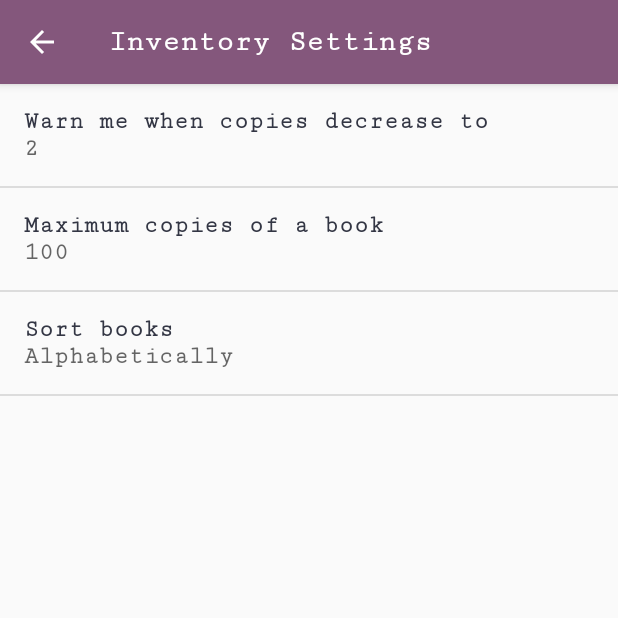
After one commit to eovka/BookInventory, an Android app: the SettingsActivity screen opened directly, with no data from a screen before it, on a phone screen of 412 x 824 dp, the top half of it. The commit adds this screen. Run offline under Robolectric (Android 15) with nearby library versions, the phone set to English and light mode, and no system bars.

Commit message:
Settings added

```diff
--- a/app/src/main/java/pl/pisze_czytam/bookinventory/MainActivity.java
+++ b/app/src/main/java/pl/pisze_czytam/bookinventory/MainActivity.java
@@ -49,6 +49,9 @@ public class MainActivity extends AppCompatActivity {
                 return true;
             case R.id.add_supplier:
                 startActivity(new Intent(MainActivity.this, SupplierEditor.class));
+                return true;
+            case R.id.setting:
+                startActivity(new Intent(MainActivity.this, SettingsActivity.class));
                 return true;
             case R.id.delete_data:
                 showDeleteDialog();
--- /dev/null
+++ b/app/src/main/java/pl/pisze_czytam/bookinventory/SettingsActivity.java
@@ -0,0 +1,56 @@
+package pl.pisze_czytam.bookinventory;
+
+import android.content.Context;
+import android.content.SharedPreferences;
+import android.os.Bundle;
+import android.preference.ListPreference;
+import android.preference.Preference;
+import android.preference.PreferenceFragment;
+import android.preference.PreferenceManager;
+import android.support.annotation.Nullable;
+import android.support.v7.app.AppCompatActivity;
+
+public class SettingsActivity extends AppCompatActivity {
+    @Override
+    protected void onCreate(@Nullable Bundle savedInstanceState) {
+        super.onCreate(savedInstanceState);
+        setContentView(R.layout.settings_activity);
+    }
+
+    public static class InventoryPreference extends PreferenceFragment implements Preference.OnPreferenceChangeListener {
+        @Override
+        public void onCreate(@Nullable Bundle savedInstanceState) {
+            super.onCreate(savedInstanceState);
+            addPreferencesFromResource(R.xml.settings_fragment);
+
+            String[] preferencesKeys = getResources().getStringArray(R.array.preferences_keys);
+            for (String key : preferencesKeys) {
+                Preference preference = findPreference(key);
+                bindSummaryToValue(preference);
+            }
+        }
+
+        private void bindSummaryToValue(Preference preference) {
+            preference.setOnPreferenceChangeListener(this);
+            SharedPreferences sharedPreferences = PreferenceManager.getDefaultSharedPreferences(preference.getContext());
+            String preferenceString = sharedPreferences.getString(preference.getKey(), "");
+            onPreferenceChange(preference, preferenceString);
+        }
+
+        @Override
+        public boolean onPreferenceChange(Preference preference, Object newValue) {
+            String stringValue = newValue.toString();
+            if (preference instanceof ListPreference) {
+                ListPreference listPreference = (ListPreference) preference;
+                int preferenceIndex = listPreference.findIndexOfValue(stringValue);
+                if (preferenceIndex >= 0) {
+                    CharSequence[] labels = listPreference.getEntries();
+                    preference.setSummary(labels[preferenceIndex]);
+                }
+            } else {
+                preference.setSummary(stringValue);
+            }
+            return true;
+        }
+    }
+}
--- a/app/src/main/java/pl/pisze_czytam/bookinventory/SupplierDetails.java
+++ b/app/src/main/java/pl/pisze_czytam/bookinventory/SupplierDetails.java
@@ -7,7 +7,6 @@ import android.database.Cursor;
 import android.databinding.DataBindingUtil;
 import android.net.Uri;
 import android.os.Bundle;
-import android.support.annotation.NonNull;
 import android.support.annotation.Nullable;
 import android.support.v4.app.LoaderManager;
 import android.support.v4.content.CursorLoader;
@@ -70,7 +69,7 @@ public class SupplierDetails extends AppCompatActivity implements LoaderManager.
 
     @Override
     public boolean onCreateOptionsMenu(Menu menu) {
-        getMenuInflater().inflate(R.menu.editor_menu, menu);
+        getMenuInflater().inflate(R.menu.details_menu, menu);
         return true;
     }
 
--- a/app/src/main/java/pl/pisze_czytam/bookinventory/SupplierEditor.java
+++ b/app/src/main/java/pl/pisze_czytam/bookinventory/SupplierEditor.java
@@ -15,7 +15,6 @@ import android.support.v4.content.Loader;
 import android.support.v7.app.AlertDialog;
 import android.support.v7.app.AppCompatActivity;
 import android.text.TextUtils;
-import android.view.Gravity;
 import android.view.Menu;
 import android.view.MenuItem;
 import android.view.MotionEvent;
@@ -70,7 +69,7 @@ public class SupplierEditor extends AppCompatActivity implements LoaderManager.L
 
     @Override
     public boolean onCreateOptionsMenu(Menu menu) {
-        getMenuInflater().inflate(R.menu.editor_menu, menu);
+        getMenuInflater().inflate(R.menu.details_menu, menu);
         return true;
     }
 
--- a/app/src/main/res/menu/catalog_menu.xml
+++ b/app/src/main/res/menu/catalog_menu.xml
@@ -19,7 +19,11 @@
     <item
         android:id="@+id/add_supplier"
         android:title="@string/add_supplier"
-        app:showAsAction="never"/>
+        app:showAsAction="never" />
+    <item
+        android:id="@+id/setting"
+        android:title="@string/settings"
+        app:showAsAction="never" />
     <item
         android:id="@+id/delete_data"
         android:title="@string/delete_all_data"
--- /dev/null
+++ b/app/src/main/res/values/arrays.xml
@@ -0,0 +1,16 @@
+<?xml version="1.0" encoding="utf-8"?>
+<resources>
+    <string-array name="sorting_labels">
+        <item>@string/sort_alphabetically_label</item>
+        <item>@string/sort_by_time_label</item>
+    </string-array>
+    <string-array name="sorting_keys">
+        <item>@string/sort_alphabetically_value</item>
+        <item>@string/sort_by_time_value</item>
+    </string-array>
+    <string-array name="preferences_keys">
+        <item>@string/warn_number_key</item>
+        <item>@string/max_stock_key</item>
+        <item>@string/sort_books_key</item>
+    </string-array>
+</resources>
--- a/app/src/main/res/values/strings.xml
+++ b/app/src/main/res/values/strings.xml
@@ -1,4 +1,4 @@
-<resources>
+<resources xmlns:xliff="urn:oasis:names:tc:xliff:document:1.2">
     <string name="app_name">Book Inventory</string>
     <string name="add_book">Add a book</string>
     <string name="add_supplier">Add a supplier</string>
@@ -26,8 +26,8 @@
     <string name="plus">+</string>
     <string name="minus">&#8212;</string>
     <string name="no_books">No books in the stock, cannot be less.</string>
-    <string name="full_stock">The stock is full.</string>
-    <string name="book_limit">Your limit is 100 copies. Setting quantity to 100.</string>
+    <string name="full_stock">The stock is full. Your limit is <xliff:g example="2" id="number">%d</xliff:g>.</string>
+    <string name="book_limit">Your limit is <xliff:g example="2" id="number">%d</xliff:g> copies. Setting quantity to <xliff:g example="2" id="number">%d</xliff:g>.</string>
     <string name="quantity_updated">Quantity updated.</string>
     <string name="book_required">Book\'s title and supplier are required.</string>
     <string name="book_saved">Book saved.</string>
@@ -59,7 +59,7 @@
     <string name="error_update_sup">Error with updating supplier.</string>
     <string name="error_delete_sup">Error with deleting supplier.</string>
     <string name="sale">Sale</string>
-    <string name="two_left">Only 2 books left. Consider ordering some.</string>
+    <string name="books_left">Only <xliff:g example="2" id="number">%d</xliff:g> books left. Consider ordering some.</string>
     <string name="order">Order</string>
     <string name="no_books_title">It\'s a bit empty here…</string>
     <string name="no_books_subtitle">Let\'s build a bookcase by adding some books.</string>
@@ -73,4 +73,19 @@
     <string name="delete_item">Delete this position from the catalog?</string>
     <string name="book_order">Book order</string>
     <string name="empty_data">----------</string>
+    <string name="settings">Settings</string>
+    <string name="inventory_settings">Inventory Settings</string>
+    <string name="warn_number_label">Warn me when copies decrease to</string>
+    <string name="warn_number_default">2</string>
+    <string name="warn_number_key" translatable="false">warning_number</string>
+    <string name="max_stock_label">Maximum copies of a book</string>
+    <string name="max_stock_default">100</string>
+    <string name="max_stock_key" translatable="false">max_number</string>
+    <string name="sort_books_label">Sort books</string>
+    <string name="sort_books_default">@string/sort_alphabetically_value</string>
+    <string name="sort_books_key" translatable="false">order_books</string>
+    <string name="sort_alphabetically_label">Alphabetically</string>
+    <string name="sort_alphabetically_value" translatable="false">alphabetically</string>
+    <string name="sort_by_time_label">By time added</string>
+    <string name="sort_by_time_value" translatable="false">by_time</string>
 </resources>
--- a/app/src/main/res/values/styles.xml
+++ b/app/src/main/res/values/styles.xml
@@ -123,4 +123,10 @@
         <item name="android:layout_alignParentEnd">true</item>
         <item name="android:layout_margin">@dimen/standard_padding</item>
     </style>
+    <style name="PreferencesStyle">
+        <item name="android:textSize">@dimen/normal_text</item>
+        <item name="android:fontFamily">serif-monospace</item>
+        <item name="android:textStyle">bold</item>
+        <item name="android:textColor">@color/colorPrimaryDark</item>
+    </style>
 </resources>
--- /dev/null
+++ b/app/src/main/res/xml/settings_fragment.xml
@@ -0,0 +1,25 @@
+<?xml version="1.0" encoding="utf-8"?>
+<PreferenceScreen xmlns:android="http://schemas.android.com/apk/res/android"
+    android:name="@string/inventory_settings">
+    <EditTextPreference
+        android:defaultValue="@string/warn_number_default"
+        android:inputType="numberDecimal"
+        android:key="@string/warn_number_key"
+        android:selectAllOnFocus="true"
+        android:title="@string/warn_number_label" />
+
+    <EditTextPreference
+        android:defaultValue="@string/max_stock_default"
+        android:inputType="numberDecimal"
+        android:key="@string/max_stock_key"
+        android:selectAllOnFocus="true"
+        android:title="@string/max_stock_label" />
+
+    <ListPreference
+        android:defaultValue="@string/sort_books_default"
+        android:entries="@array/sorting_labels"
+        android:entryValues="@array/sorting_keys"
+        android:key="@string/sort_books_key"
+        android:title="@string/sort_books_label" />
+
+</PreferenceScreen>
```
Also changed, not shown: app/src/main/AndroidManifest.xml (+10 -0 lines), app/src/main/java/pl/pisze_czytam/bookinventory/BookCatalogFragment.java (+9 -1 lines), app/src/main/java/pl/pisze_czytam/bookinventory/BookCursorAdapter.java (+13 -5 lines), app/src/main/java/pl/pisze_czytam/bookinventory/BookDetails.java (+10 -4 lines), app/src/main/java/pl/pisze_czytam/bookinventory/BookEditor.java (+10 -4 lines), app/src/main/res/layout/settings_activity.xml (added, +9 -0 lines), app/src/main/res/menu/details_menu.xml (renamed from app/src/main/res/menu/editor_menu.xml).
